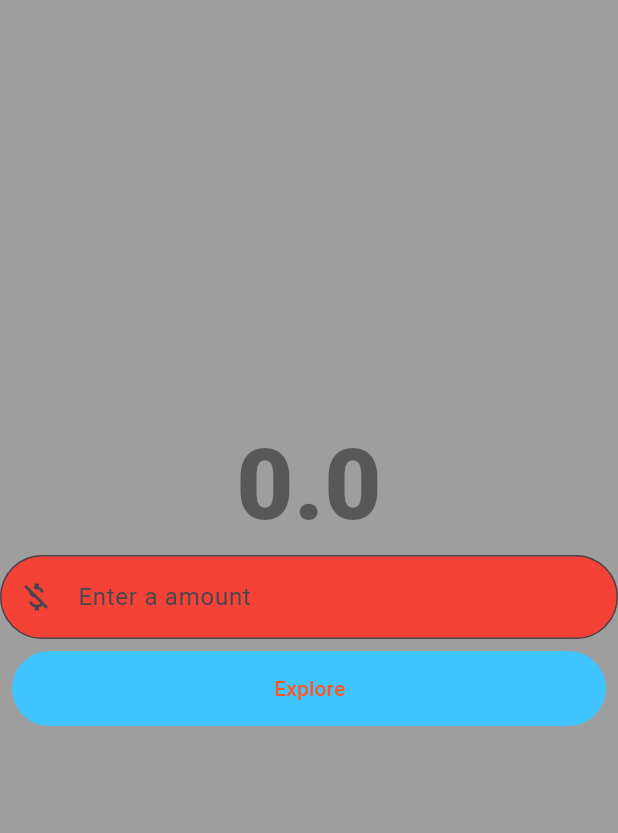
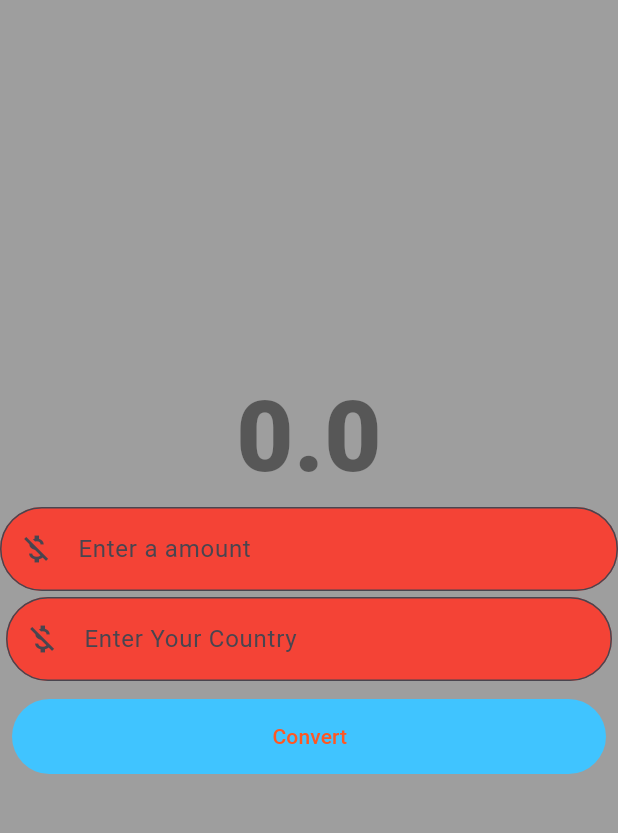
Before and after one commit to Jn-Sajol/Money-Exchange-App, a Flutter app: the screen it shows after launch, on a phone screen of 412 x 824 dp, the part 84-917 px from its top. Run offline on Flutter 3.47's test engine with Material 3 defaults, Android fonts, the phone set to English and light mode, and no system bars.

Commit message:
finished country segment

```diff
--- a/lib/home_page.dart
+++ b/lib/home_page.dart
@@ -24,16 +24,30 @@ class HomePage extends StatefulWidget {
 
 class _HomePageState extends State<HomePage> {
   var textEditingController = TextEditingController();
+  var countries = TextEditingController();
   double result = 0;
-   void calculation(){
-     result =double.parse(textEditingController.text) * 100;
+  void calculation() {
+    String country = countries.text.toLowerCase();
+    print(country);
+    if(country == 'usa'){
+      result = double.parse(textEditingController.text) * 100;
+    }
+    else if(country == 'uk'){
+      result = double.parse(textEditingController.text) * 90;
+    }
+    else if(country == 'uro'){
+      result = double.parse(textEditingController.text) * 200;
+    }
+    else{
+      result = double.parse(textEditingController.text) * 10;
+    }
+
     setState(() {});
   }
 
-
   @override
   Widget build(BuildContext context) {
-     // print(result);
+    // print(countries);
     return Scaffold(
       backgroundColor: Colors.grey,
       appBar: AppBar(
@@ -50,18 +64,18 @@ class _HomePageState extends State<HomePage> {
           children: [
             Text(
               result.toString(),
-              style:const TextStyle(
+              style: const TextStyle(
                 color: Colors.black45,
                 fontWeight: FontWeight.w800,
                 fontSize: 66,
               ),
             ),
             TextField(
-              controller:textEditingController,
+              controller: textEditingController,
               style: const TextStyle(
                 color: Colors.black,
               ),
-              decoration:const  InputDecoration(
+              decoration: const InputDecoration(
                 filled: true,
                 fillColor: Colors.red,
                 hintText: 'Enter a amount',
@@ -74,6 +88,26 @@ class _HomePageState extends State<HomePage> {
               keyboardType: TextInputType.number,
             ),
             Padding(
+              padding:const EdgeInsets.all(4),
+              child: TextField(
+                controller: countries,
+                style: const TextStyle(
+                  color: Colors.black,
+                ),
+                decoration: const InputDecoration(
+                  filled: true,
+                  fillColor: Colors.red,
+                  hintText: 'Enter Your Country',
+                  prefixIcon: Icon(Icons.money_off_csred_sharp),
+                  border: OutlineInputBorder(
+                    borderSide: BorderSide(color: Colors.amber, width: 2.0),
+                    borderRadius: BorderRadius.all(Radius.circular(85.5)),
+                  ),
+                ),
+                keyboardType: TextInputType.text,
+              ),
+            ),
+            Padding(
               padding: const EdgeInsets.all(8),
               child: TextButton(
                 onPressed: calculation,
@@ -84,12 +118,16 @@ class _HomePageState extends State<HomePage> {
                   // )),
                   backgroundColor:
                       MaterialStatePropertyAll(Colors.lightBlueAccent),
-                    padding: MaterialStatePropertyAll(
-                        EdgeInsets.fromLTRB(4, 3, 3, 3)),
-                    fixedSize: MaterialStatePropertyAll(Size(500, 50),
+                  padding:
+                      MaterialStatePropertyAll(EdgeInsets.fromLTRB(4, 3, 3, 3)),
+                  fixedSize: MaterialStatePropertyAll(
+                    Size(500, 50),
                   ),
                 ),
-                child:const Text('Explore',style:TextStyle(color: Colors.deepOrange),),
+                child: const Text(
+                  'Convert',
+                  style: TextStyle(color: Colors.deepOrange),
+                ),
               ),
             ),
           ],
```
Lines whose indentation alone changed are shown as unchanged.
